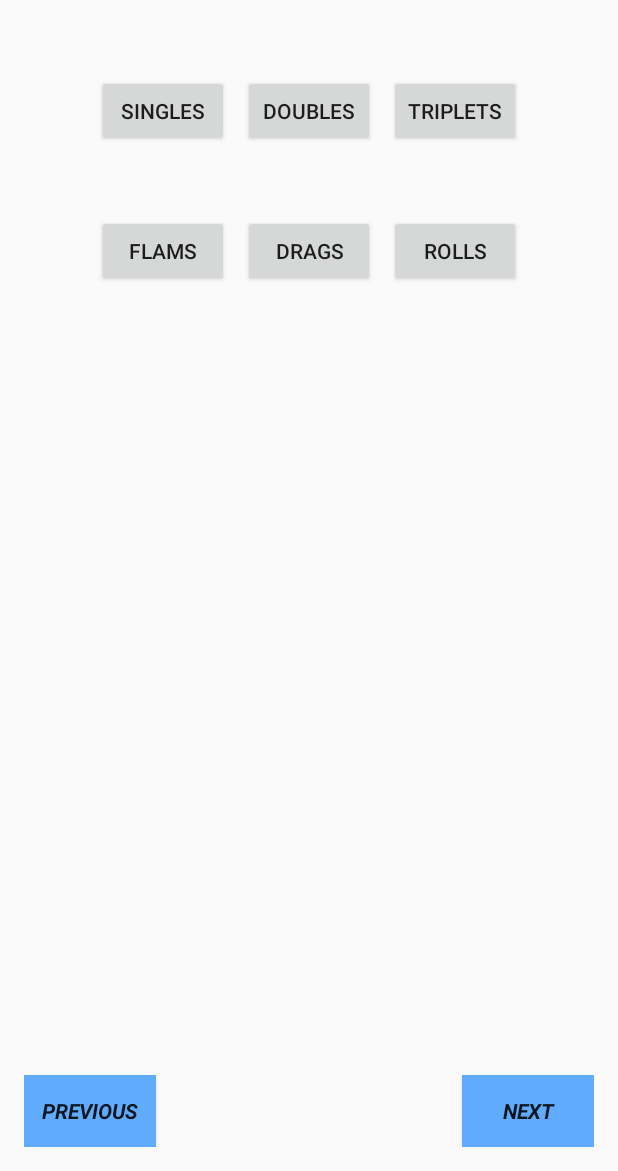
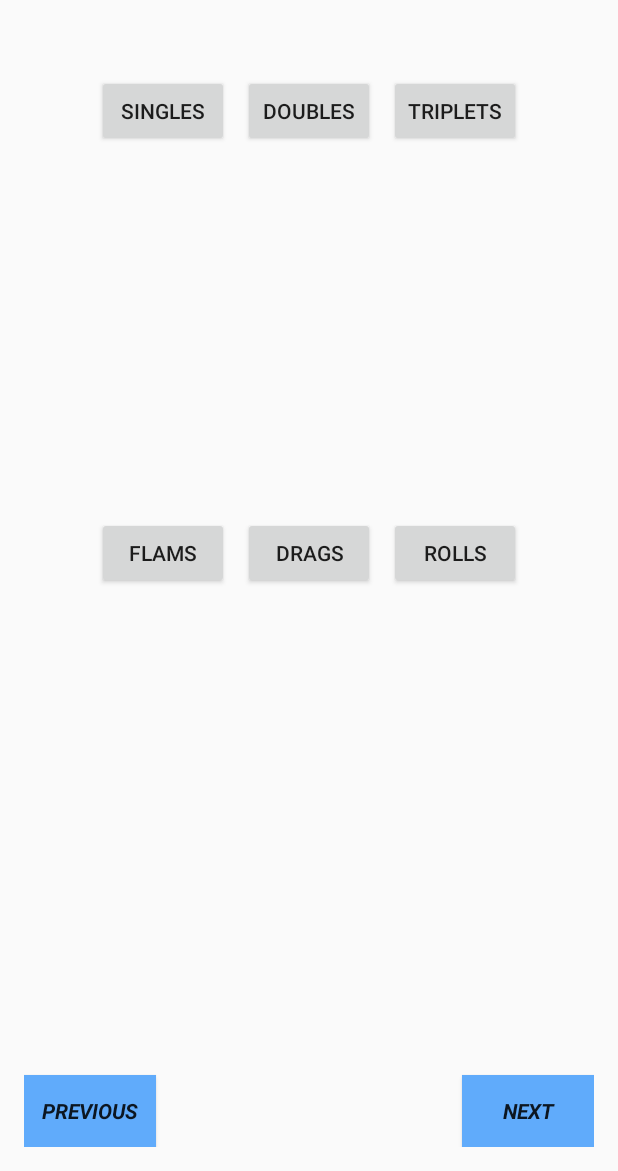
Before and after one commit to lukeyy33/Paradiddles, an Android app: the MainActivity screen opened directly, with no data from a screen before it, after a tap on "PREVIOUS", on a phone screen of 412 x 824 dp, the part 65-1236 px from its top. Run offline under Robolectric (Android 15) with nearby library versions, the phone set to English and light mode, and no system bars; 1 statement that could not run was skipped.

Commit message:
Added 5 layouts for respective paradiddles with home button to return to home screen. Added onBackPressed method()

```diff
--- a/app/src/main/AndroidManifest.xml
+++ b/app/src/main/AndroidManifest.xml
@@ -20,15 +20,23 @@
         </activity>
         <activity android:name=".SplashScreen">
             <intent-filter>
-                <action android:name="android.intent.action.MAIN"/>
-                <category android:name="android.intent.category.LAUNCHER"/>
+                <action android:name="android.intent.action.MAIN" />
+
+                <category android:name="android.intent.category.LAUNCHER" />
             </intent-filter>
         </activity>
-        <!-- ATTENTION: This was auto-generated to add Google Play services to your project for
-             App Indexing.  See https://g.co/AppIndexing/AndroidStudio for more information. -->
+        <!--
+             ATTENTION: This was auto-generated to add Google Play services to your project for
+             App Indexing.  See https://g.co/AppIndexing/AndroidStudio for more information.
+        -->
         <meta-data
             android:name="com.google.android.gms.version"
             android:value="@integer/google_play_services_version" />
+
+        <activity
+            android:name=".DrawerActivity"
+            android:label="@string/title_activity_drawer"
+            android:theme="@style/AppTheme.NoActionBar"></activity>
     </application>
 
 </manifest>
--- a/app/src/main/java/com/lukewaugh/paradiddles/MainActivity.java
+++ b/app/src/main/java/com/lukewaugh/paradiddles/MainActivity.java
@@ -1,36 +1,58 @@
 package com.lukewaugh.paradiddles;
 
-
+import android.content.Intent;
 import android.os.Bundle;
 import android.support.v7.app.AppCompatActivity;
-
+import android.view.LayoutInflater;
 import android.view.Menu;
 import android.view.MenuItem;
 import android.view.View;
+import android.view.ViewGroup;
 import android.widget.Button;
-import android.widget.ImageView;
 import android.widget.ViewFlipper;
 
-public class MainActivity extends AppCompatActivity implements View.OnClickListener {
-
-    private Button nextBtn, previousBtn;
-    private ViewFlipper viewFlipper;
-
+public class MainActivity extends AppCompatActivity {
 
     @Override
     protected void onCreate(Bundle savedInstanceState) {
         super.onCreate(savedInstanceState);
         setContentView(R.layout.activity_main);
 
-        nextBtn = (Button)findViewById(R.id.nextBtn);
+        Button nextBtn, previousBtn, homeBtn;
+        ViewFlipper viewFlipper;
+        Button singlesBtn, doublesBtn, tripletsBtn,
+                flamsBtn, dragsBtn, rollsBtn;
+
+        //Buttons
+        nextBtn     = (Button) findViewById(R.id.nextBtn);
         previousBtn = (Button) findViewById(R.id.previousBtn);
-        viewFlipper = (ViewFlipper) findViewById(R.id.viewFlipper);
+        singlesBtn  = (Button) findViewById(R.id.btnSingles);
+        doublesBtn  = (Button) findViewById(R.id.btnDoubles);
+        tripletsBtn = (Button) findViewById(R.id.btnTriplets);
+        flamsBtn    = (Button) findViewById(R.id.btnFlams);
+        dragsBtn    = (Button) findViewById(R.id.btnDrags);
+        rollsBtn    = (Button) findViewById(R.id.btnRolls);
+        //homeBtn     = (Button) findViewById(R.id.btnHome);
 
-        nextBtn.setOnClickListener(this);
-        previousBtn.setOnClickListener(this);
+
+        //viewFlipper = (ViewFlipper) findViewById(R.id.viewFlipper);
+
+        findViewById(R.id.nextBtn).setOnClickListener(handler);
+        findViewById(R.id.previousBtn).setOnClickListener(handler);
+
+        findViewById(R.id.btnSingles).setOnClickListener(handler);
+        findViewById(R.id.btnDoubles).setOnClickListener(handler);
+
+        findViewById(R.id.btnTriplets).setOnClickListener(handler);
+        findViewById(R.id.btnFlams).setOnClickListener(handler);
+
+        findViewById(R.id.btnDrags).setOnClickListener(handler);
+        findViewById(R.id.btnRolls).setOnClickListener(handler);
+
+        //findViewById(R.id.btnHome).setOnClickListener(handler);
+
 
     }
-
 
 
 
@@ -56,12 +78,36 @@ public class MainActivity extends AppCompatActivity implements View.OnClickListe
         return super.onOptionsItemSelected(item);
     }
 
+
+    View.OnClickListener handler = new View.OnClickListener() {
+        @Override
+        public void onClick(View v) {
+            switch(v.getId()) {
+                case R.id.nextBtn:
+                    //viewFlipper.showNext();
+                    break;
+                case R.id.previousBtn:
+                    //viewFlipper.showPrevious();
+                    break;
+                case R.id.btnSingles:
+                    setContentView(R.layout.singles_main);
+                    break;
+                case R.id.btnDoubles:
+                    setContentView(R.layout.doubles_main);
+                    break;
+                case R.id.btnHome:
+                    setContentView(R.layout.activity_main);
+                    break;
+            }
+
+        }
+    };
+
     @Override
-    public void onClick(View v) {
-        if (v == nextBtn)
-            viewFlipper.showNext();
-        else if (v == previousBtn)
-            viewFlipper.showPrevious();
+    public void onBackPressed() {
+        super.onBackPressed();
+        startActivity(new Intent(MainActivity.this, MainActivity.class));
+        finish();
+    }
 
-    }
 }
--- a/app/src/main/res/layout/content_main.xml
+++ b/app/src/main/res/layout/content_main.xml
@@ -57,7 +57,7 @@
     <Button
         android:layout_width="wrap_content"
         android:layout_height="wrap_content"
-        android:text="Singles"
+        android:text="@string/singlesString"
         android:id="@+id/btnSingles"
         android:layout_marginTop="50dp"
         android:layout_below="@+id/paradiddlesLbl"
@@ -67,7 +67,7 @@
     <Button
         android:layout_width="wrap_content"
         android:layout_height="wrap_content"
-        android:text="Triplets"
+        android:text="@string/tripletsString"
         android:id="@+id/btnTriplets"
         android:layout_alignTop="@+id/btnSingles"
         android:layout_toRightOf="@+id/paradiddlesLbl"
@@ -76,7 +76,7 @@
     <Button
         android:layout_width="wrap_content"
         android:layout_height="wrap_content"
-        android:text="Doubles"
+        android:text="@string/doublesString"
         android:id="@+id/btnDoubles"
         android:layout_alignTop="@+id/btnTriplets"
         android:layout_centerHorizontal="true" />
@@ -84,29 +84,29 @@
     <Button
         android:layout_width="wrap_content"
         android:layout_height="wrap_content"
-        android:text="Flams"
+        android:text="@string/flamsString"
         android:id="@+id/btnFlams"
-        android:layout_below="@+id/btnSingles"
+        android:layout_centerVertical="true"
         android:layout_alignLeft="@+id/btnSingles"
-        android:layout_alignStart="@+id/btnSingles"
-        android:layout_marginTop="45dp" />
+        android:layout_alignStart="@+id/btnSingles" />
 
     <Button
         android:layout_width="wrap_content"
         android:layout_height="wrap_content"
-        android:text="Drags"
+        android:text="@string/dragsString"
         android:id="@+id/btnDrags"
-        android:layout_alignTop="@+id/btnFlams"
+        android:layout_centerVertical="true"
         android:layout_alignLeft="@+id/btnDoubles"
         android:layout_alignStart="@+id/btnDoubles" />
 
     <Button
         android:layout_width="wrap_content"
         android:layout_height="wrap_content"
-        android:text="Rolls"
+        android:text="@string/rollsString"
         android:id="@+id/btnRolls"
         android:layout_alignTop="@+id/btnDrags"
         android:layout_alignLeft="@+id/btnTriplets"
         android:layout_alignStart="@+id/btnTriplets" />
 
+
 </RelativeLayout>
--- a/app/src/main/res/values/dimens.xml
+++ b/app/src/main/res/values/dimens.xml
@@ -3,4 +3,7 @@
     <dimen name="activity_horizontal_margin">16dp</dimen>
     <dimen name="activity_vertical_margin">16dp</dimen>
     <dimen name="fab_margin">16dp</dimen>
+    <!-- Default screen margins, per the Android Design guidelines. -->
+    <dimen name="nav_header_vertical_spacing">16dp</dimen>
+    <dimen name="nav_header_height">160dp</dimen>
 </resources>
--- a/app/src/main/res/values/strings.xml
+++ b/app/src/main/res/values/strings.xml
@@ -5,4 +5,14 @@
     <string name="previousBtn">previous</string>
     <string name="paradiddlesLbl">Paradiddles</string>
     <string name="paradiddleView">mainImage</string>
+    <string name="title_activity_drawer">DrawerActivity</string>
+
+    <string name="navigation_drawer_open">Open navigation drawer</string>
+    <string name="navigation_drawer_close">Close navigation drawer</string>
+    <string name="singlesString">Singles</string>
+    <string name="tripletsString">Triplets</string>
+    <string name="doublesString">Doubles</string>
+    <string name="flamsString">Flams</string>
+    <string name="dragsString">Drags</string>
+    <string name="rollsString">Rolls</string>
 </resources>
```
